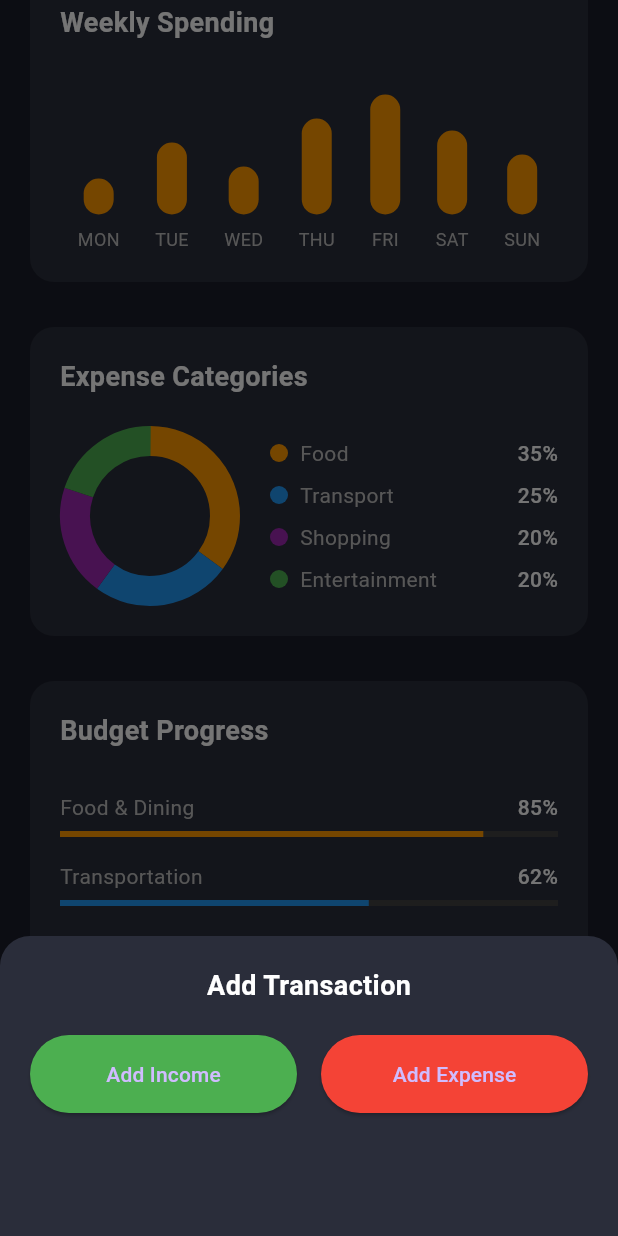
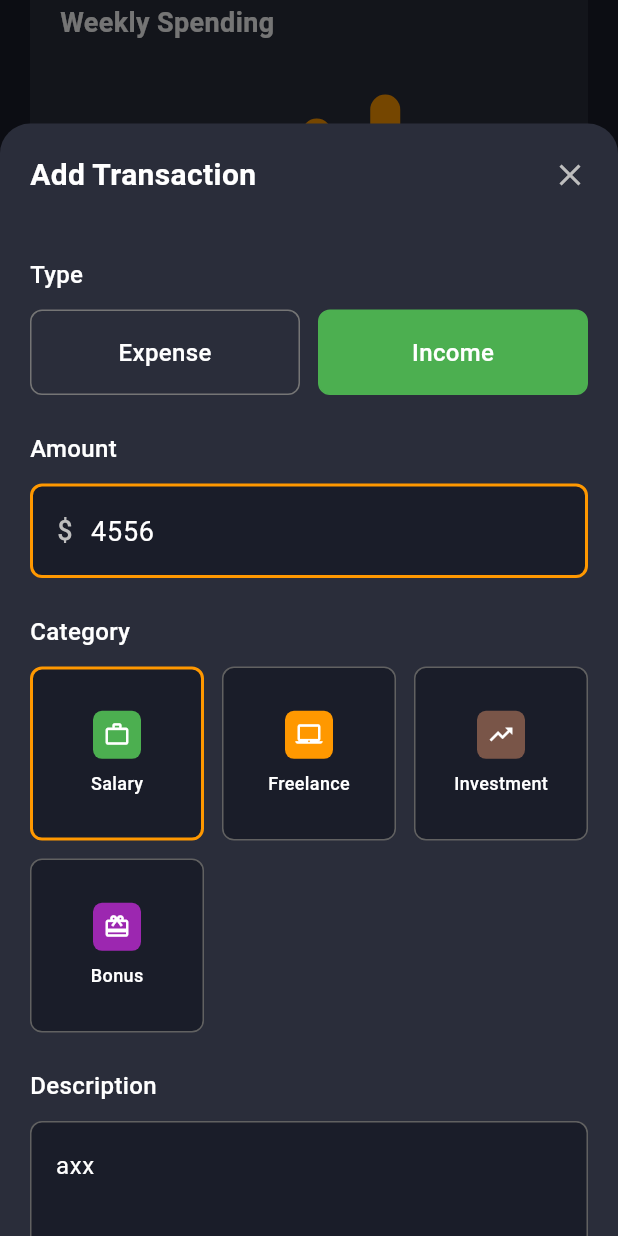
Before and after one commit to gopisankar-id17/House-Ashborne, a Flutter app: the screen it shows after launch, scrolled down 378 dp, after a tap on the "add" icon, on a phone screen of 412 x 824 dp. Run offline on Flutter 3.47's test engine with Material 3 defaults, Android fonts, the light colour scheme and no system bars; Roboto replaces fonts that are missing (SF Pro Display).

Commit message:
Added the add tranction page

```diff
--- a/kanakuu/lib/main_navigation_router.dart
+++ b/kanakuu/lib/main_navigation_router.dart
@@ -3,6 +3,7 @@ import 'screens/home_page.dart';
 import 'screens/transactions_page.dart';
 import 'screens/analytics_page.dart';
 import 'screens/settings_page.dart';
+import 'screens/add_transaction_page.dart';
 
 class MainNavigationRouter extends StatefulWidget {
   @override
@@ -75,55 +76,11 @@ class _MainNavigationRouterState extends State<MainNavigationRouter> {
   Widget _buildAddButton() {
     return GestureDetector(
       onTap: () {
-        // Add functionality for the add button
         showModalBottomSheet(
           context: context,
-          backgroundColor: Color(0xFF2A2D3A),
-          shape: RoundedRectangleBorder(
-            borderRadius: BorderRadius.vertical(top: Radius.circular(20)),
-          ),
-          builder: (context) => Container(
-            padding: EdgeInsets.all(20),
-            height: 200,
-            child: Column(
-              children: [
-                Text(
-                  'Add Transaction',
-                  style: TextStyle(
-                    color: Colors.white,
-                    fontSize: 18,
-                    fontWeight: FontWeight.w600,
-                  ),
-                ),
-                SizedBox(height: 20),
-                Row(
-                  children: [
-                    Expanded(
-                      child: ElevatedButton(
-                        onPressed: () => Navigator.pop(context),
-                        style: ElevatedButton.styleFrom(
-                          backgroundColor: Colors.green,
-                          padding: EdgeInsets.symmetric(vertical: 16),
-                        ),
-                        child: Text('Add Income'),
-                      ),
-                    ),
-                    SizedBox(width: 16),
-                    Expanded(
-                      child: ElevatedButton(
-                        onPressed: () => Navigator.pop(context),
-                        style: ElevatedButton.styleFrom(
-                          backgroundColor: Colors.red,
-                          padding: EdgeInsets.symmetric(vertical: 16),
-                        ),
-                        child: Text('Add Expense'),
-                      ),
-                    ),
-                  ],
-                ),
-              ],
-            ),
-          ),
+          backgroundColor: Colors.transparent,
+          isScrollControlled: true,
+          builder: (context) => AddTransactionPage(),
         );
       },
       child: Container(
--- /dev/null
+++ b/kanakuu/lib/screens/add_transaction_page.dart
@@ -0,0 +1,506 @@
+import 'package:flutter/material.dart';
+
+class AddTransactionPage extends StatefulWidget {
+  @override
+  _AddTransactionPageState createState() => _AddTransactionPageState();
+}
+
+class _AddTransactionPageState extends State<AddTransactionPage> {
+  String selectedType = 'Income';
+  String selectedCategory = 'Salary';
+  TextEditingController amountController = TextEditingController(text: '4556');
+  TextEditingController descriptionController = TextEditingController(text: 'axx');
+  DateTime selectedDate = DateTime.now();
+
+  List<Map<String, dynamic>> incomeCategories = [
+    {'name': 'Salary', 'icon': Icons.work_outline, 'color': Colors.green},
+    {'name': 'Freelance', 'icon': Icons.laptop_mac, 'color': Colors.orange},
+    {'name': 'Investment', 'icon': Icons.trending_up, 'color': Colors.brown},
+    {'name': 'Bonus', 'icon': Icons.card_giftcard_outlined, 'color': Colors.purple},
+  ];
+
+  List<Map<String, dynamic>> expenseCategories = [
+    {'name': 'Food', 'icon': Icons.restaurant_outlined, 'color': Colors.orange},
+    {'name': 'Transport', 'icon': Icons.directions_car_outlined, 'color': Colors.brown},
+    {'name': 'Bills', 'icon': Icons.receipt_outlined, 'color': Colors.red},
+    {'name': 'Shopping', 'icon': Icons.shopping_bag_outlined, 'color': Colors.brown},
+    {'name': 'Fun', 'icon': Icons.celebration_outlined, 'color': Colors.purple},
+    {'name': 'Health', 'icon': Icons.favorite_outline, 'color': Colors.green},
+  ];
+
+  @override
+  Widget build(BuildContext context) {
+    return Container(
+      height: MediaQuery.of(context).size.height * 0.9,
+      decoration: BoxDecoration(
+        color: Color(0xFF2A2D3A),
+        borderRadius: BorderRadius.vertical(top: Radius.circular(20)),
+      ),
+      child: Column(
+        children: [
+          _buildHeader(),
+          Expanded(
+            child: SingleChildScrollView(
+              padding: EdgeInsets.all(20),
+              child: Column(
+                crossAxisAlignment: CrossAxisAlignment.start,
+                children: [
+                  _buildTypeSelector(),
+                  SizedBox(height: 24),
+                  _buildAmountField(),
+                  SizedBox(height: 24),
+                  _buildCategorySelector(),
+                  SizedBox(height: 24),
+                  _buildDescriptionField(),
+                  SizedBox(height: 24),
+                  _buildDateField(),
+                  SizedBox(height: 32),
+                  _buildActionButtons(),
+                ],
+              ),
+            ),
+          ),
+        ],
+      ),
+    );
+  }
+
+  Widget _buildHeader() {
+    return Container(
+      padding: EdgeInsets.all(20),
+      child: Row(
+        mainAxisAlignment: MainAxisAlignment.spaceBetween,
+        children: [
+          Text(
+            'Add Transaction',
+            style: TextStyle(
+              color: Colors.white,
+              fontSize: 20,
+              fontWeight: FontWeight.w600,
+            ),
+          ),
+          GestureDetector(
+            onTap: () => Navigator.pop(context),
+            child: Icon(
+              Icons.close,
+              color: Colors.grey[400],
+              size: 24,
+            ),
+          ),
+        ],
+      ),
+    );
+  }
+
+  Widget _buildTypeSelector() {
+    return Column(
+      crossAxisAlignment: CrossAxisAlignment.start,
+      children: [
+        Text(
+          'Type',
+          style: TextStyle(
+            color: Colors.white,
+            fontSize: 16,
+            fontWeight: FontWeight.w500,
+          ),
+        ),
+        SizedBox(height: 12),
+        Row(
+          children: [
+            Expanded(
+              child: GestureDetector(
+                onTap: () => setState(() {
+                  selectedType = 'Expense';
+                  selectedCategory = 'Food';
+                }),
+                child: Container(
+                  padding: EdgeInsets.symmetric(vertical: 16),
+                  decoration: BoxDecoration(
+                    color: selectedType == 'Expense' ? Colors.red : Colors.transparent,
+                    borderRadius: BorderRadius.circular(8),
+                    border: Border.all(
+                      color: selectedType == 'Expense' ? Colors.red : Colors.grey[600]!,
+                      width: 1,
+                    ),
+                  ),
+                  child: Center(
+                    child: Text(
+                      'Expense',
+                      style: TextStyle(
+                        color: Colors.white,
+                        fontSize: 16,
+                        fontWeight: FontWeight.w500,
+                      ),
+                    ),
+                  ),
+                ),
+              ),
+            ),
+            SizedBox(width: 12),
+            Expanded(
+              child: GestureDetector(
+                onTap: () => setState(() {
+                  selectedType = 'Income';
+                  selectedCategory = 'Salary';
+                }),
+                child: Container(
+                  padding: EdgeInsets.symmetric(vertical: 16),
+                  decoration: BoxDecoration(
+                    color: selectedType == 'Income' ? Colors.green : Colors.transparent,
+                    borderRadius: BorderRadius.circular(8),
+                    border: Border.all(
+                      color: selectedType == 'Income' ? Colors.green : Colors.grey[600]!,
+                      width: 1,
+                    ),
+                  ),
+                  child: Center(
+                    child: Text(
+                      'Income',
+                      style: TextStyle(
+                        color: Colors.white,
+                        fontSize: 16,
+                        fontWeight: FontWeight.w500,
+                      ),
+                    ),
+                  ),
+                ),
+              ),
+            ),
+          ],
+        ),
+      ],
+    );
+  }
+
+  Widget _buildAmountField() {
+    return Column(
+      crossAxisAlignment: CrossAxisAlignment.start,
+      children: [
+        Text(
+          'Amount',
+          style: TextStyle(
+            color: Colors.white,
+            fontSize: 16,
+            fontWeight: FontWeight.w500,
+          ),
+        ),
+        SizedBox(height: 12),
+        Container(
+          padding: EdgeInsets.symmetric(horizontal: 16),
+          decoration: BoxDecoration(
+            color: Color(0xFF1A1D29),
+            borderRadius: BorderRadius.circular(8),
+            border: Border.all(color: Colors.orange, width: 2),
+          ),
+          child: Row(
+            children: [
+              Text(
+                '\$',
+                style: TextStyle(
+                  color: Colors.grey[400],
+                  fontSize: 18,
+                  fontWeight: FontWeight.w500,
+                ),
+              ),
+              SizedBox(width: 12),
+              Expanded(
+                child: TextField(
+                  controller: amountController,
+                  style: TextStyle(
+                    color: Colors.white,
+                    fontSize: 18,
+                  ),
+                  keyboardType: TextInputType.numberWithOptions(decimal: true),
+                  decoration: InputDecoration(
+                    hintText: '0.00',
+                    hintStyle: TextStyle(
+                      color: Colors.grey[600],
+                      fontSize: 18,
+                    ),
+                    border: InputBorder.none,
+                    contentPadding: EdgeInsets.symmetric(vertical: 16),
+                  ),
+                ),
+              ),
+            ],
+          ),
+        ),
+      ],
+    );
+  }
+
+  Widget _buildCategorySelector() {
+    List<Map<String, dynamic>> currentCategories = selectedType == 'Income' ? incomeCategories : expenseCategories;
+
+    return Column(
+      crossAxisAlignment: CrossAxisAlignment.start,
+      children: [
+        Text(
+          'Category',
+          style: TextStyle(
+            color: Colors.white,
+            fontSize: 16,
+            fontWeight: FontWeight.w500,
+          ),
+        ),
+        SizedBox(height: 12),
+        GridView.builder(
+          shrinkWrap: true,
+          physics: NeverScrollableScrollPhysics(),
+          gridDelegate: SliverGridDelegateWithFixedCrossAxisCount(
+            crossAxisCount: 3,
+            crossAxisSpacing: 12,
+            mainAxisSpacing: 12,
+            childAspectRatio: 1,
+          ),
+          itemCount: currentCategories.length,
+          itemBuilder: (context, index) {
+            Map<String, dynamic> category = currentCategories[index];
+            bool isSelected = selectedCategory == category['name'];
+            return GestureDetector(
+              onTap: () => setState(() => selectedCategory = category['name']),
+              child: Container(
+                decoration: BoxDecoration(
+                  color: Color(0xFF1A1D29),
+                  borderRadius: BorderRadius.circular(8),
+                  border: Border.all(
+                    color: isSelected ? Colors.orange : Colors.grey[700]!,
+                    width: isSelected ? 2 : 1,
+                  ),
+                ),
+                child: Column(
+                  mainAxisAlignment: MainAxisAlignment.center,
+                  children: [
+                    Container(
+                      width: 32,
+                      height: 32,
+                      decoration: BoxDecoration(
+                        color: category['color'],
+                        borderRadius: BorderRadius.circular(6),
+                      ),
+                      child: Icon(
+                        category['icon'],
+                        color: Colors.white,
+                        size: 18,
+                      ),
+                    ),
+                    SizedBox(height: 8),
+                    Text(
+                      category['name'],
+                      style: TextStyle(
+                        color: Colors.white,
+                        fontSize: 12,
+                        fontWeight: FontWeight.w500,
+                      ),
+                    ),
+                  ],
+                ),
+              ),
+            );
+          },
+        ),
+      ],
+    );
+  }
+
+  Widget _buildDescriptionField() {
+    return Column(
+      crossAxisAlignment: CrossAxisAlignment.start,
+      children: [
+        Text(
+          'Description',
+          style: TextStyle(
+            color: Colors.white,
+            fontSize: 16,
+            fontWeight: FontWeight.w500,
+          ),
+        ),
+        SizedBox(height: 12),
+        Container(
+          padding: EdgeInsets.symmetric(horizontal: 16),
+          decoration: BoxDecoration(
+            color: Color(0xFF1A1D29),
+            borderRadius: BorderRadius.circular(8),
+            border: Border.all(color: Colors.grey[700]!, width: 1),
+          ),
+          child: TextField(
+            controller: descriptionController,
+            style: TextStyle(
+              color: Colors.white,
+              fontSize: 16,
+            ),
+            maxLines: 3,
+            decoration: InputDecoration(
+              hintText: 'What was this for?',
+              hintStyle: TextStyle(
+                color: Colors.grey[600],
+                fontSize: 16,
+              ),
+              border: InputBorder.none,
+              contentPadding: EdgeInsets.symmetric(vertical: 16),
+            ),
+          ),
+        ),
+      ],
+    );
+  }
+
+  Widget _buildDateField() {
+    return Column(
+      crossAxisAlignment: CrossAxisAlignment.start,
+      children: [
+        Text(
+          'Date',
+          style: TextStyle(
+            color: Colors.white,
+            fontSize: 16,
+            fontWeight: FontWeight.w500,
+          ),
+        ),
+        SizedBox(height: 12),
+        GestureDetector(
+          onTap: _selectDate,
+          child: Container(
+            padding: EdgeInsets.symmetric(horizontal: 16, vertical: 16),
+            decoration: BoxDecoration(
+              color: Color(0xFF1A1D29),
+              borderRadius: BorderRadius.circular(8),
+              border: Border.all(color: Colors.orange, width: 2),
+            ),
+            child: Row(
+              children: [
+                Icon(
+                  Icons.calendar_today_outlined,
+                  color: Colors.grey[400],
+                  size: 20,
+                ),
+                SizedBox(width: 12),
+                Text(
+                  '${selectedDate.day.toString().padLeft(2, '0')}-${selectedDate.month.toString().padLeft(2, '0')}-yyyy',
+                  style: TextStyle(
+                    color: Colors.white,
+                    fontSize: 16,
+                  ),
+                ),
+                Spacer(),
+                Icon(
+                  Icons.keyboard_arrow_down,
+                  color: Colors.grey[400],
+                  size: 20,
+                ),
+              ],
+            ),
+          ),
+        ),
+      ],
+    );
+  }
+
+  Widget _buildActionButtons() {
+    return Row(
+      children: [
+        Expanded(
+          child: GestureDetector(
+            onTap: () => Navigator.pop(context),
+            child: Container(
+              padding: EdgeInsets.symmetric(vertical: 16),
+              decoration: BoxDecoration(
+                color: Colors.transparent,
+                borderRadius: BorderRadius.circular(8),
+                border: Border.all(color: Colors.grey[600]!, width: 1),
+              ),
+              child: Center(
+                child: Text(
+                  'Cancel',
+                  style: TextStyle(
+                    color: Colors.white,
+                    fontSize: 16,
+                    fontWeight: FontWeight.w500,
+                  ),
+                ),
+              ),
+            ),
+          ),
+        ),
+        SizedBox(width: 16),
+        Expanded(
+          child: GestureDetector(
+            onTap: _addTransaction,
+            child: Container(
+              padding: EdgeInsets.symmetric(vertical: 16),
+              decoration: BoxDecoration(
+                color: Colors.orange,
+                borderRadius: BorderRadius.circular(8),
+              ),
+              child: Center(
+                child: Row(
+                  mainAxisAlignment: MainAxisAlignment.center,
+                  children: [
+                    Icon(
+                      Icons.arrow_forward,
+                      color: Colors.white,
+                      size: 18,
+                    ),
+                    SizedBox(width: 8),
+                    Text(
+                      'Add Transaction',
+                      style: TextStyle(
+                        color: Colors.white,
+                        fontSize: 16,
+                        fontWeight: FontWeight.w500,
+                      ),
+                    ),
+                  ],
+                ),
+              ),
+            ),
+          ),
+        ),
+      ],
+    );
+  }
+
+  void _selectDate() async {
+    final DateTime? picked = await showDatePicker(
+      context: context,
+      initialDate: selectedDate,
+      firstDate: DateTime(0000),
+      lastDate: DateTime.now(),
+      builder: (context, child) {
+        return Theme(
+          data: Theme.of(context).copyWith(
+            colorScheme: ColorScheme.dark(
+              primary: Colors.orange,
+              surface: Color(0xFF2A2D3A),
+            ),
+          ),
+          child: child!,
+        );
+      },
+    );
+    if (picked != null && picked != selectedDate) {
+      setState(() {
+        selectedDate = picked;
+      });
+    }
+  }
+
+  void _addTransaction() {
+    // Handle adding transaction logic here
+    print('Type: $selectedType');
+    print('Amount: ${amountController.text}');
+    print('Category: $selectedCategory');
+    print('Description: ${descriptionController.text}');
+    print('Date: $selectedDate');
+
+    // Show success message
+    ScaffoldMessenger.of(context).showSnackBar(
+      SnackBar(
+        content: Text('Transaction added successfully!'),
+        backgroundColor: Colors.green,
+      ),
+    );
+
+    Navigator.pop(context);
+  }
+}
```
